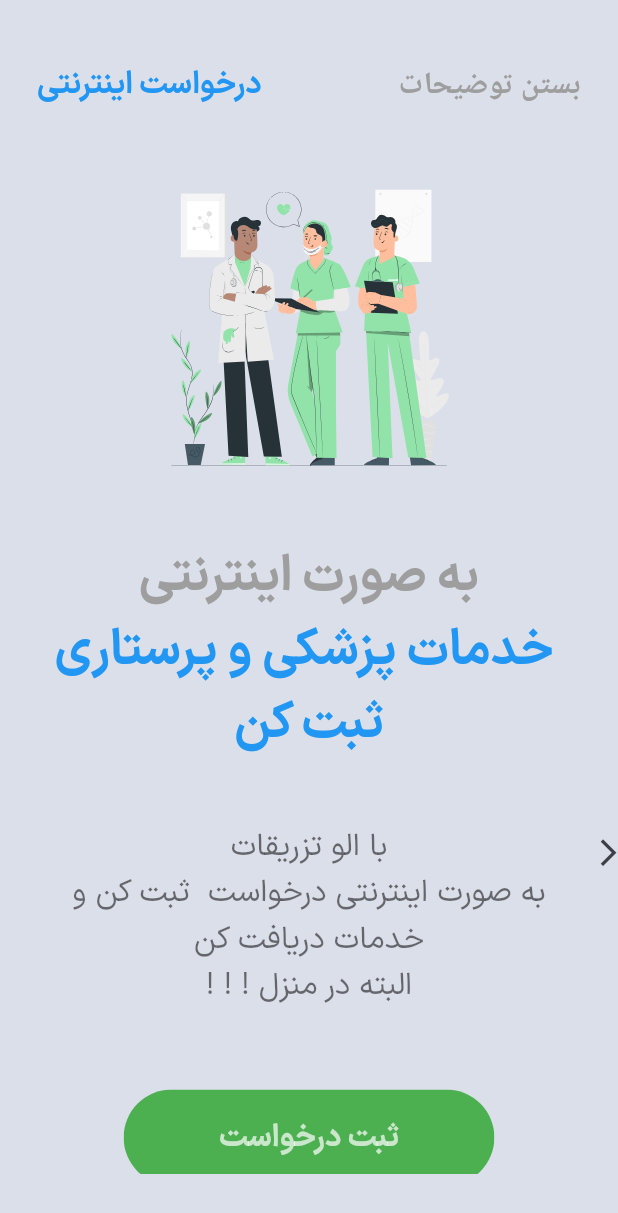
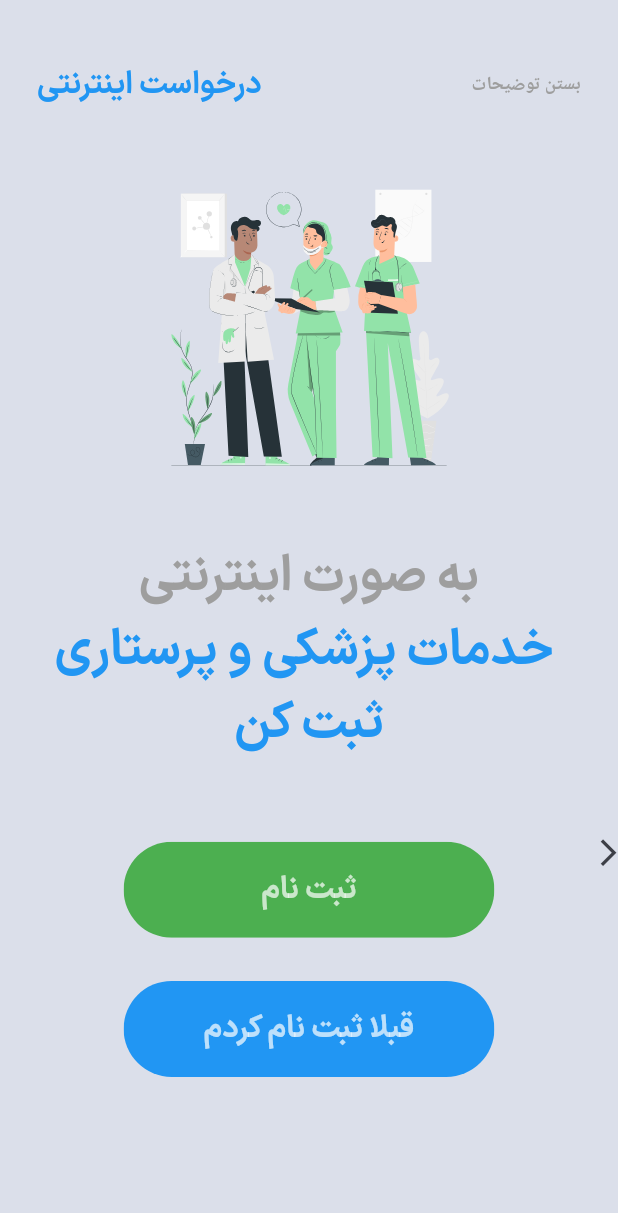
Before and after one commit to fardadjafari/alotazrighat_application, a Flutter app: the screen it shows after launch, swiped to page 3, on a phone screen of 412 x 824 dp. Shown: the top 1213 px of the screen. Run offline on Flutter 3.47's test engine with Material 2 defaults, Android fonts, the phone set to English and light mode, and no system bars; drawn by our look-alikes of liquid_swipe; our stand-ins replace awesome_dialog, bloc, connectivity_plus, flutter_bloc, flutter_screenutil, flutter_spinkit and 1 more; Roboto replaces fonts that are missing (vazir); project files that could hold a hidden picture were left out.

Commit message:
Add btn register in helph page

```diff
--- a/lib/pages/helph_page/widget/page_slider.dart
+++ b/lib/pages/helph_page/widget/page_slider.dart
@@ -32,13 +32,13 @@ class PageSlider {
                                   builder: (context) => const HomePage()))
                             },
                         colorText: Colors.grey,
-                        fontSizeText: getWidth(context, 0.04),
+                        fontSizeText: getWidth(context, 0.03),
                         fontWeightText: FontWeight.bold,
                         fontChange: true),
                     TextLable(
                       text: "راحت تزریق کن",
                       colorText: Colors.redAccent,
-                      fontSizeText: getWidth(context, 0.06),
+                      fontSizeText: getWidth(context, 0.05),
                       fontWeightText: FontWeight.bold,
                       textAlign: TextAlign.center,
                     )
@@ -115,13 +115,13 @@ class PageSlider {
                                   builder: (context) => const HomePage()))
                             },
                         colorText: Colors.grey,
-                        fontSizeText: 18,
+                        fontSizeText: getWidth(context, 0.03),
                         fontWeightText: FontWeight.bold,
                         fontChange: true),
-                    const TextLable(
+                    TextLable(
                       text: "نیروی متخصص",
                       colorText: Colors.lightGreen,
-                      fontSizeText: 19,
+                      fontSizeText: getWidth(context, 0.05),
                       fontWeightText: FontWeight.bold,
                       textAlign: TextAlign.center,
                     )
@@ -132,10 +132,10 @@ class PageSlider {
                 ),
                 SvgPicture.asset(
                   "assets/icons/slider2.svg",
-                  height: getWidth(context, 0.6),
+                  height: getWidth(context, 0.5),
                 ),
                 SizedBox(
-                  height: getWidth(context, 0.2),
+                  height: getWidth(context, 0.1),
                 ),
                 Align(
                   alignment: Alignment.center,
@@ -198,7 +198,7 @@ class PageSlider {
                                   builder: (context) => const HomePage()))
                             },
                         colorText: Colors.grey,
-                        fontSizeText: 18,
+                        fontSizeText: getWidth(context, 0.03),
                         fontWeightText: FontWeight.bold,
                         fontChange: true),
                     TextLable(
@@ -242,28 +242,27 @@ class PageSlider {
                       SizedBox(
                         height: getWidth(context, 0.1),
                       ),
-                      TextLable(
-                        text: "با الو تزریقات \n"
-                            "به صورت اینترنتی درخواست "
-                            " ثبت کن و خدمات دریافت کن  \n"
-                            "البته در منزل ! ! !",
-                        colorText: Colors.black54,
-                        fontSizeText: getWidth(context, 0.05),
-                        fontWeightText: FontWeight.w200,
-                        textAlign: TextAlign.center,
-                      ),
-                      SizedBox(
-                        height: getWidth(context, 0.1),
-                      ),
                       SquereButton(
                         color: Colors.green,
                         press: () {
                           Navigator.of(context).push(MaterialPageRoute(
                               builder: (context) => const HomePage()));
                         },
-                        text: "ثبت درخواست",
+                        text: "ثبت نام",
                         textColor: Colors.white70,
-                      )
+                      ),
+                      SizedBox(
+                        height: getWidth(context, 0.01),
+                      ),
+                      SquereButton(
+                        color: Colors.blue,
+                        press: () {
+                          Navigator.of(context).push(MaterialPageRoute(
+                              builder: (context) => const HomePage()));
+                        },
+                        text: "قبلا ثبت نام کردم",
+                        textColor: Colors.white70,
+                      ),
                     ],
                   ),
                 ),
@@ -277,5 +276,3 @@ class PageSlider {
     return page;
   }
 }
-
-final page = [];
--- a/lib/widget/button/text_button.dart
+++ b/lib/widget/button/text_button.dart
@@ -26,7 +26,7 @@ class ButtonText extends StatelessWidget {
         text,
         style: TextStyle(
             decoration: TextDecoration.none,
-            fontSize: (fontSizeText / 720) * MediaQuery.of(context).size.height,
+            fontSize: fontSizeText,
             color: colorText,
             fontWeight: fontWeightText),
       ),
--- a/lib/widget/popup/awesome_alert.dart
+++ b/lib/widget/popup/awesome_alert.dart
@@ -32,6 +32,14 @@ alertDialogError(
     animType: AnimType.scale,
     headerAnimationLoop: false,
     title: title,
+    titleTextStyle: const TextStyle(
+        decoration: TextDecoration.none,
+        fontFamily: "Iran Sans",
+        fontWeight: FontWeight.bold),
+    descTextStyle: const TextStyle(
+        decoration: TextDecoration.none,
+        fontFamily: "Iran Sans",
+        fontWeight: FontWeight.bold),
     desc: desc,
     btnOkOnPress: () {},
     btnOkColor: primaryColor,
```
